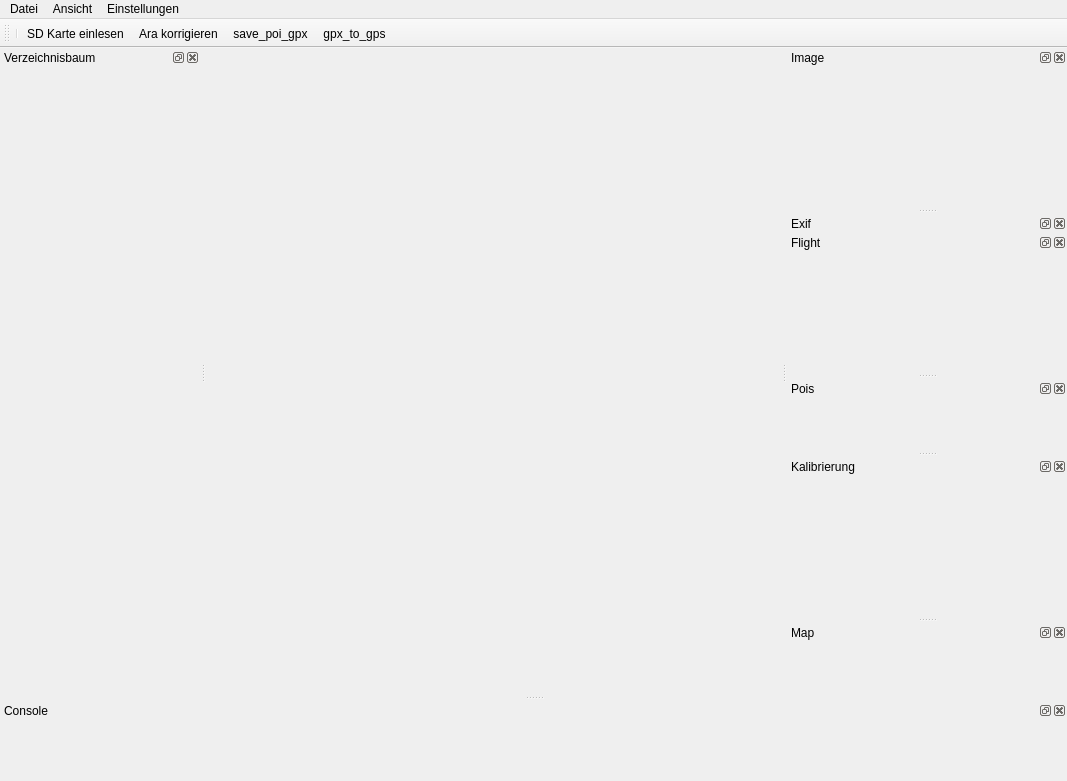
Before: the Qt Designer form poitagger/ui/poitagger.ui in dlr-eoc/poitagger, drawn with Qt 5.
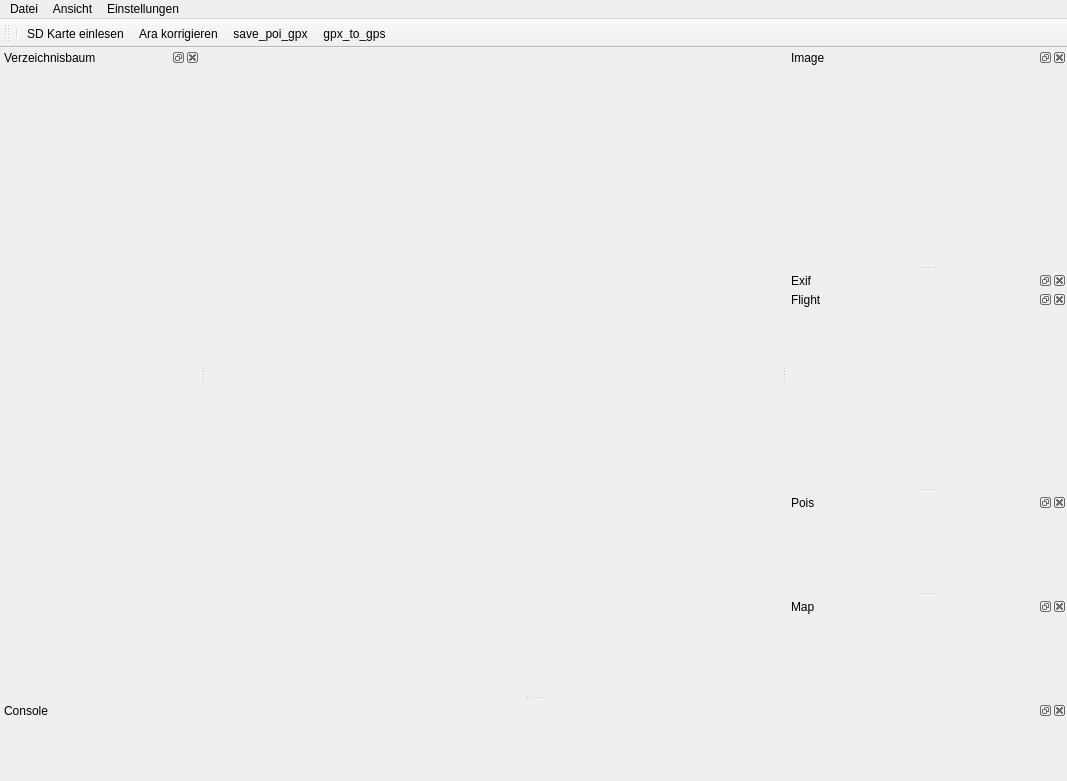
After: the same form once the commit is applied. Icons and pictures are not drawn.

The edit to the form file:
```diff
--- a/poitagger/ui/poitagger.ui
+++ b/poitagger/ui/poitagger.ui
@@ -180,21 +180,6 @@
    </attribute>
    <widget class="QWidget" name="dockWidgetContents_11"/>
   </widget>
-  <widget class="QDockWidget" name="CalibDockWidget">
-   <property name="minimumSize">
-    <size>
-     <width>250</width>
-     <height>42</height>
-    </size>
-   </property>
-   <property name="windowTitle">
-    <string>Kalibrierung</string>
-   </property>
-   <attribute name="dockWidgetArea">
-    <number>2</number>
-   </attribute>
-   <widget class="QWidget" name="dockWidgetContents_12"/>
-  </widget>
   <widget class="QToolBar" name="toolBar">
    <property name="windowTitle">
     <string>toolBar</string>
```
